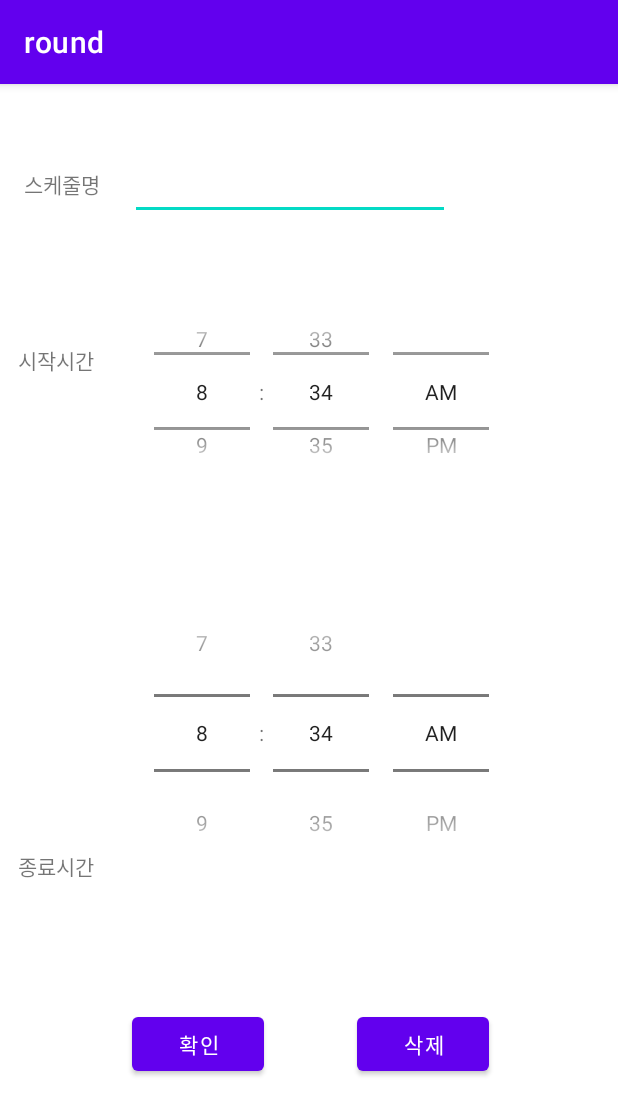
After one commit to dohoon123/mobile_team13, an Android app: the update_schedule screen opened directly, with no data from a screen before it, on a phone screen of 412 x 824 dp. The commit adds this screen. Shown: the top 1115 px of the screen. Run offline under Robolectric (Android 15) with nearby library versions, the phone set to English and light mode, and no system bars; 2 statements that could not run were skipped.

Commit message:
스케줄 수정 기능 추가

```diff
--- a/app/src/main/AndroidManifest.xml
+++ b/app/src/main/AndroidManifest.xml
@@ -11,7 +11,8 @@
         android:roundIcon="@mipmap/ic_launcher_round"
         android:supportsRtl="true"
         android:theme="@style/Theme.Round">
-
+        <activity android:name=".fix_schedule"></activity>
+        <activity android:name=".update_schedule" />
         <activity android:name=".MainActivity">
             <intent-filter>
                 <action android:name="android.intent.action.MAIN" />
@@ -19,13 +20,12 @@
                 <category android:name="android.intent.category.LAUNCHER" />
             </intent-filter>
         </activity>
-        <activity android:name=".Schedule"></activity>
+        <activity android:name=".Schedule" />
         <activity
             android:name=".Routine"
             android:label="@string/title_activity_routine">
             <intent-filter>
                 <action android:name="android.intent.action.MAIN" />
-
             </intent-filter>
         </activity>
         <activity
--- /dev/null
+++ b/app/src/main/java/com/example/round/update_schedule.kt
@@ -0,0 +1,53 @@
+package com.example.round
+
+import androidx.appcompat.app.AppCompatActivity
+import android.os.Bundle
+import android.widget.Toast
+import com.example.round.databinding.ActivityUpdateScheduleBinding
+
+class update_schedule : AppCompatActivity() {
+    lateinit var binding: ActivityUpdateScheduleBinding
+    lateinit var DBHelper: sDBHelper
+
+    override fun onCreate(savedInstanceState: Bundle?) {
+        super.onCreate(savedInstanceState)
+        binding = ActivityUpdateScheduleBinding.inflate(layoutInflater)
+        setContentView(binding.root)
+        init()
+    }
+
+    private fun init() {
+        DBHelper = sDBHelper(this)
+        val fix_routineID: Int = intent.getStringExtra("fix_RID").toString().toInt()
+        val fix_scheduleID: Int = intent.getStringExtra("fix_SID").toString().toInt()
+
+        binding.apply {
+            if (fix_scheduleID == null) Toast.makeText(
+                this@update_schedule,
+                "no fix data",
+                Toast.LENGTH_LONG
+            ).show()
+            else Toast.makeText(this@update_schedule, "yes fix data" + fix_scheduleID, Toast.LENGTH_LONG)
+                .show()
+
+            insertBtn.setOnClickListener {
+                val name = sNameEdit.text.toString()
+                val start = startTime.hour * 60 + startTime.minute
+                val end = endTime.hour * 60 + endTime.minute
+                val schedule = scheduleData(fix_routineID, fix_scheduleID, name, start, end)
+
+
+
+                val result = DBHelper.updateSchedule(schedule)
+                if (result){
+
+                    Toast.makeText(this@update_schedule, "Data INSERT SUCCESS", Toast.LENGTH_SHORT).show()
+                }else{
+                    Toast.makeText(this@update_schedule, "Failed", Toast.LENGTH_SHORT).show()
+                }
+
+
+            }
+        }
+    }
+}
--- /dev/null
+++ b/app/src/main/res/layout/activity_update_schedule.xml
@@ -0,0 +1,99 @@
+<?xml version="1.0" encoding="utf-8"?>
+<androidx.constraintlayout.widget.ConstraintLayout xmlns:android="http://schemas.android.com/apk/res/android"
+    xmlns:app="http://schemas.android.com/apk/res-auto"
+    xmlns:tools="http://schemas.android.com/tools"
+    android:layout_width="match_parent"
+    android:layout_height="match_parent"
+    tools:context=".update_schedule">
+
+    <EditText
+        android:id="@+id/sNameEdit"
+        android:layout_width="wrap_content"
+        android:layout_height="wrap_content"
+        android:layout_marginStart="20dp"
+        android:layout_marginTop="45dp"
+        android:layout_marginBottom="236dp"
+        android:ems="10"
+        android:inputType="text"
+        app:layout_constraintBottom_toTopOf="@+id/endTime"
+        app:layout_constraintStart_toEndOf="@+id/textView13"
+        app:layout_constraintTop_toTopOf="parent" />
+
+    <TextView
+        android:id="@+id/textView13"
+        android:layout_width="wrap_content"
+        android:layout_height="wrap_content"
+        android:layout_marginStart="16dp"
+        android:layout_marginTop="56dp"
+        android:text="스케줄명"
+        app:layout_constraintStart_toStartOf="parent"
+        app:layout_constraintTop_toTopOf="parent" />
+
+    <TimePicker
+        android:id="@+id/endTime"
+        android:layout_width="0dp"
+        android:layout_height="0dp"
+        android:layout_marginEnd="45dp"
+        android:layout_marginBottom="176dp"
+        android:timePickerMode="spinner"
+        app:layout_constraintBottom_toBottomOf="parent"
+        app:layout_constraintEnd_toEndOf="parent"
+        app:layout_constraintHorizontal_bias="1.0"
+        app:layout_constraintStart_toEndOf="@+id/textView12"
+        app:layout_constraintTop_toBottomOf="@+id/sNameEdit" />
+
+    <TextView
+        android:id="@+id/textView12"
+        android:layout_width="wrap_content"
+        android:layout_height="wrap_content"
+        android:layout_marginStart="12dp"
+        android:layout_marginBottom="60dp"
+        android:text="종료시간"
+        app:layout_constraintBottom_toBottomOf="@+id/endTime"
+        app:layout_constraintEnd_toStartOf="@+id/endTime"
+        app:layout_constraintStart_toStartOf="parent" />
+
+    <TimePicker
+        android:id="@+id/startTime"
+        android:layout_width="0dp"
+        android:layout_height="138dp"
+        android:layout_marginTop="136dp"
+        android:layout_marginEnd="46dp"
+        android:timePickerMode="spinner"
+
+        app:layout_constraintEnd_toEndOf="parent"
+        app:layout_constraintHorizontal_bias="1.0"
+        app:layout_constraintStart_toEndOf="@+id/textView3"
+        app:layout_constraintTop_toTopOf="parent" />
+
+    <TextView
+        android:id="@+id/textView3"
+        android:layout_width="wrap_content"
+        android:layout_height="wrap_content"
+        android:layout_marginStart="12dp"
+        android:layout_marginTop="96dp"
+        android:text="시작시간"
+        app:layout_constraintStart_toStartOf="parent"
+        app:layout_constraintTop_toBottomOf="@+id/textView13" />
+
+    <Button
+        android:id="@+id/deleteBtn"
+        android:layout_width="wrap_content"
+        android:layout_height="wrap_content"
+        android:layout_marginEnd="86dp"
+
+        android:text="삭제"
+        app:layout_constraintBaseline_toBaselineOf="@+id/insertBtn"
+        app:layout_constraintEnd_toEndOf="parent" />
+
+    <Button
+        android:id="@+id/insertBtn"
+        android:layout_width="wrap_content"
+        android:layout_height="wrap_content"
+        android:layout_marginStart="88dp"
+        android:layout_marginBottom="104dp"
+        android:text="확인"
+        app:layout_constraintBottom_toBottomOf="parent"
+        app:layout_constraintStart_toStartOf="parent" />
+
+</androidx.constraintlayout.widget.ConstraintLayout>
--- a/app/src/main/res/layout/fragment_today.xml
+++ b/app/src/main/res/layout/fragment_today.xml
@@ -28,7 +28,7 @@
     <com.github.mikephil.charting.charts.PieChart
         android:id="@+id/chart"
         android:layout_width="300dp"
-        android:layout_height="300dp"
+        android:layout_height="314dp"
         android:layout_gravity="center_horizontal|center_vertical"
         android:animateLayoutChanges="false"
         android:visibility="visible"
@@ -61,11 +61,11 @@
 
     <LinearLayout
         android:layout_width="match_parent"
-        android:layout_height="match_parent"
+        android:layout_height="wrap_content"
         android:orientation="horizontal">
 
         <Button
-            android:id="@+id/addBtn"
+            android:id="@+id/addButton"
             android:layout_width="wrap_content"
             android:layout_height="wrap_content"
             android:layout_weight="1"
```
Also changed, not shown: app/src/main/java/com/example/round/TodayFragment.kt (+39 -2 lines), app/src/main/java/com/example/round/fix_schedule.kt (added, +107 -0 lines), app/src/main/java/com/example/round/sDBHelper.kt (+47 -0 lines), app/src/main/res/layout/activity_fix_schedule.xml (added, +32 -0 lines).
